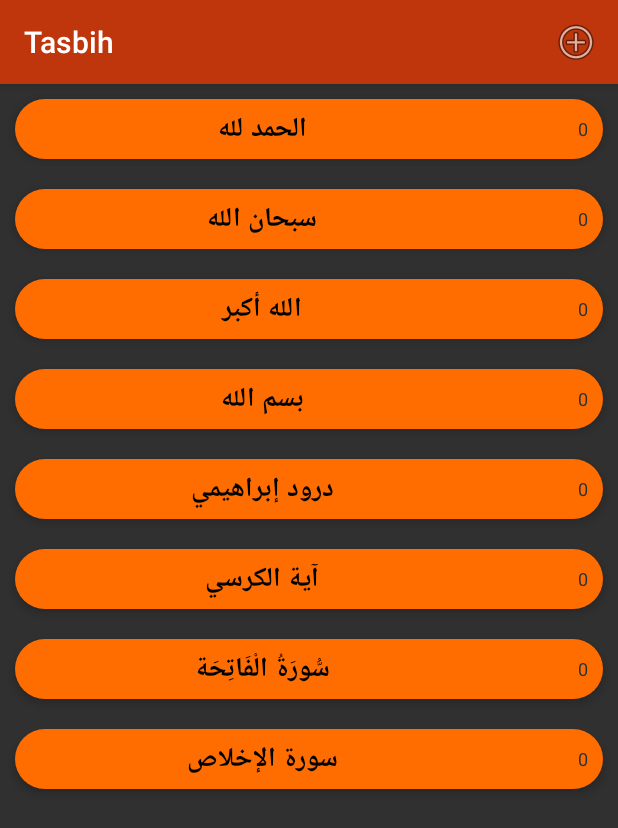
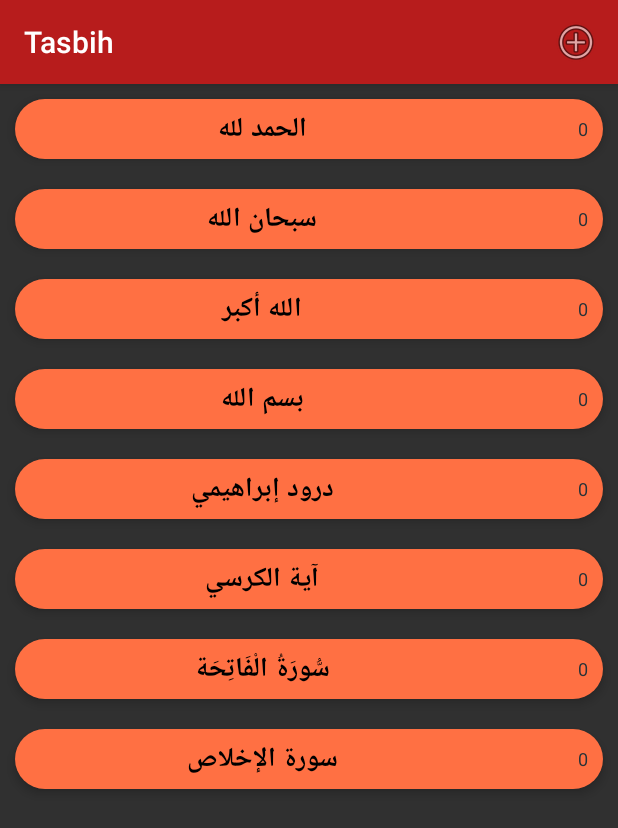
Before and after one commit to aspirasoft/tasbih, an Android app: the screen it shows after launch (CounterDrawer), on a phone screen of 412 x 824 dp. Shown: the top 828 px of the screen. Run offline under Robolectric (Android 15) with nearby library versions, the phone set to English and light mode, and no system bars; our stand-ins replace AdMob.

Commit message:
Updated theme colors and lanucher icon

```diff
--- a/app/src/main/res/values/colors.xml
+++ b/app/src/main/res/values/colors.xml
@@ -1,7 +1,7 @@
 <?xml version="1.0" encoding="utf-8"?>
 <resources>
-    <color name="colorPrimary">#ff6d00</color>
-    <color name="colorPrimaryDark">#bf360c</color>
+    <color name="colorPrimary">#ff7043</color>
+    <color name="colorPrimaryDark">#b71c1c</color>
     <color name="colorAccent">#00acc1</color>
     <color name="black">#000000</color>
     <color name="charcoal">#263238</color>
```
Also changed, not shown: app/src/main/res/mipmap-hdpi/ic_launcher.png, app/src/main/res/mipmap-mdpi/ic_launcher.png, app/src/main/res/mipmap-xhdpi/ic_launcher.png, app/src/main/res/mipmap-xxhdpi/ic_launcher.png, app/src/main/res/mipmap-xxxhdpi/ic_launcher.png.
